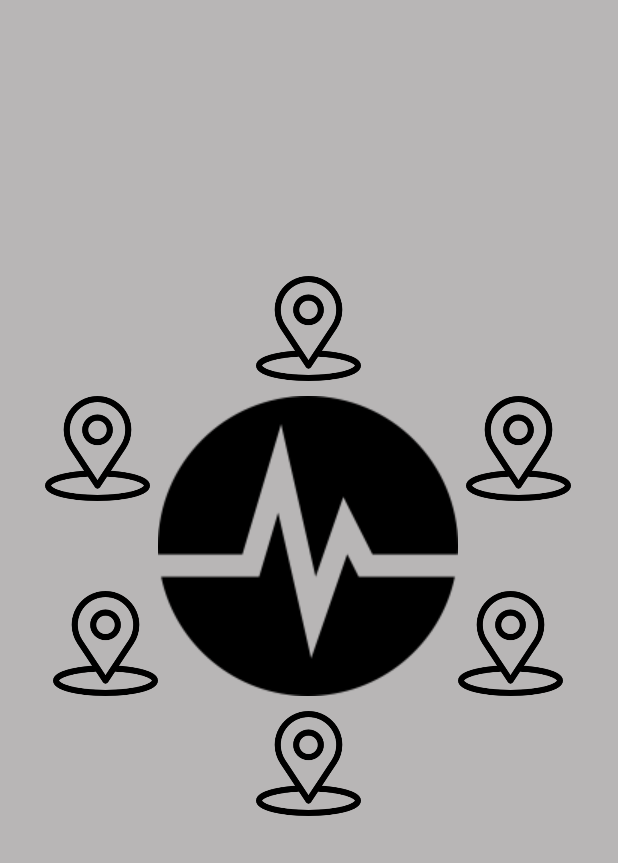
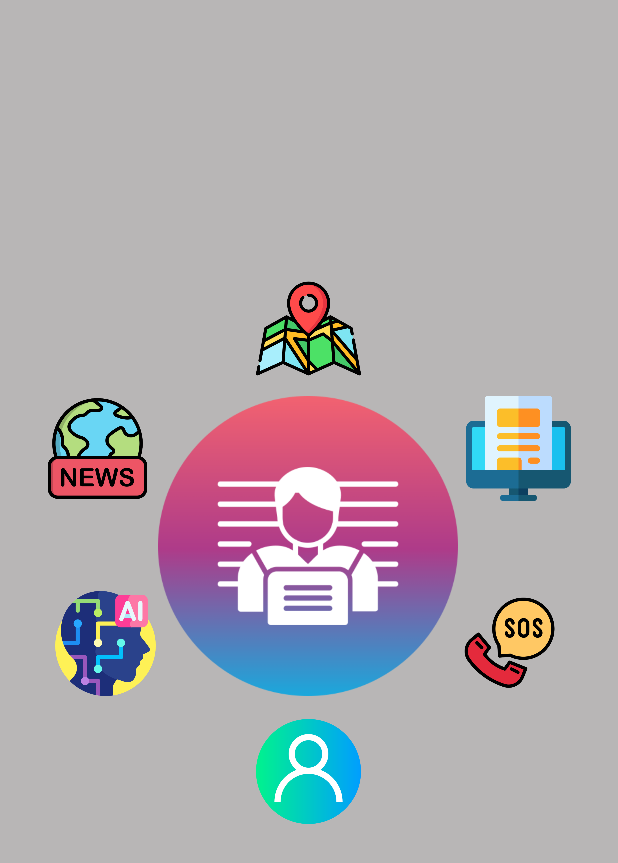
Before and after one commit to alimbeker/CrimeApp, an Android app: the fragment MainFragment shown on its own in the app's theme, on a phone screen of 412 x 824 dp. Shown: the top 863 px of the screen. Run offline under Robolectric (Android 15) with nearby library versions, the phone set to English and light mode, and no system bars.

Commit message:
4th my commit creating  and added main fragment design images elements

```diff
--- a/app/src/main/res/layout/fragment_main.xml
+++ b/app/src/main/res/layout/fragment_main.xml
@@ -15,10 +15,10 @@
 
     <ImageView
         android:id="@+id/pulse_one"
-        android:layout_width="wrap_content"
-        android:layout_height="wrap_content"
+        android:layout_width="200dp"
+        android:layout_height="200dp"
         android:layout_marginTop="264dp"
-        android:src="@drawable/pulse"
+        android:src="@drawable/suspect"
         app:layout_constraintEnd_toEndOf="parent"
         app:layout_constraintHorizontal_bias="0.497"
         app:layout_constraintStart_toStartOf="parent"
@@ -29,7 +29,7 @@
         android:layout_marginEnd="5dp"
         android:layout_width="70dp"
         android:layout_height="70dp"
-        android:src="@drawable/map_location"
+        android:src="@drawable/world_news"
         app:layout_constraintEnd_toStartOf="@+id/pulse_one"
         app:layout_constraintTop_toTopOf="@+id/pulse_one" />
 
@@ -39,7 +39,7 @@
         android:layout_width="70dp"
         android:layout_height="70dp"
         android:layout_marginStart="5dp"
-        android:src="@drawable/map_location"
+        android:src="@drawable/article"
         app:layout_constraintTop_toTopOf="@id/pulse_one"
         app:layout_constraintStart_toEndOf="@id/pulse_one"
          />
@@ -48,7 +48,7 @@
         android:id="@+id/map_3"
         android:layout_width="70dp"
         android:layout_height="70dp"
-        android:src="@drawable/map_location"
+        android:src="@drawable/map_11"
         app:layout_constraintBottom_toTopOf="@id/pulse_one"
         app:layout_constraintStart_toStartOf="@id/pulse_one"
         app:layout_constraintEnd_toEndOf="@id/pulse_one"
@@ -60,7 +60,7 @@
         android:layout_width="70dp"
         android:layout_height="70dp"
         android:layout_marginStart="5dp"
-        android:src="@drawable/map_location"
+        android:src="@drawable/artificial_intelligence"
         app:layout_constraintBottom_toBottomOf="@id/pulse_one"
         app:layout_constraintEnd_toStartOf="@id/pulse_one"
         />
@@ -69,7 +69,7 @@
         android:id="@+id/map_5"
         android:layout_width="70dp"
         android:layout_height="70dp"
-        android:src="@drawable/map_location"
+        android:src="@drawable/emergency_call"
         app:layout_constraintStart_toEndOf="@id/pulse_one"
         app:layout_constraintBottom_toBottomOf="@id/pulse_one"
         />
@@ -79,11 +79,11 @@
         android:id="@+id/map_6"
         android:layout_width="70dp"
         android:layout_height="70dp"
-        android:src="@drawable/map_location"
+        android:src="@drawable/user_21"
         app:layout_constraintTop_toBottomOf="@id/pulse_one"
         app:layout_constraintStart_toStartOf="@id/pulse_one"
         app:layout_constraintEnd_toEndOf="@id/pulse_one"
-        android:layout_marginTop="10dp"
+        android:layout_marginTop="15dp"
         />
 
 </androidx.constraintlayout.widget.ConstraintLayout>
```
Also changed, not shown: app/src/main/res/drawable/article.png (added), app/src/main/res/drawable/artificial_intelligence.png (added), app/src/main/res/drawable/emergency_call.png (added), app/src/main/res/drawable/suspect.png (added), app/src/main/res/drawable/user_21.png (added), app/src/main/res/drawable/world_news.png (added).
